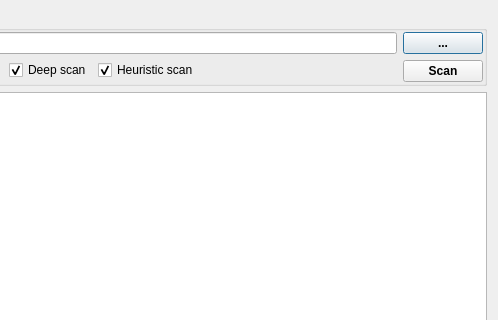
Above: dialogstaticscandirectory.ui from horsicq/StaticScan before the change; both pictures show x 227 to 725 and y 0 to 320 of the 725 by 478 pixel window. Below: the same form after it.
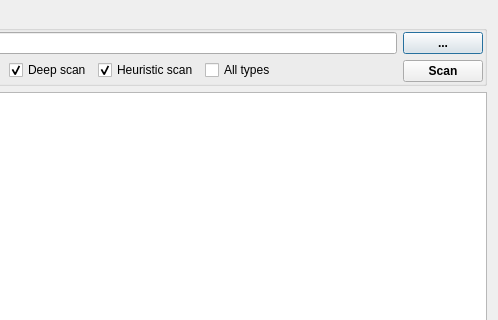
That is the form after the change.

Diff of the .ui file:
```diff
--- a/dialogstaticscandirectory.ui
+++ b/dialogstaticscandirectory.ui
@@ -88,6 +88,13 @@
             </property>
            </widget>
           </item>
+          <item>
+           <widget class="QCheckBox" name="checkBoxAllTypesScan">
+            <property name="text">
+             <string>All types</string>
+            </property>
+           </widget>
+          </item>
           <item>
            <spacer name="horizontalSpacer">
             <property name="orientation">
```
Left out of the diff: 2 changed lines with no effect on the pictures.
